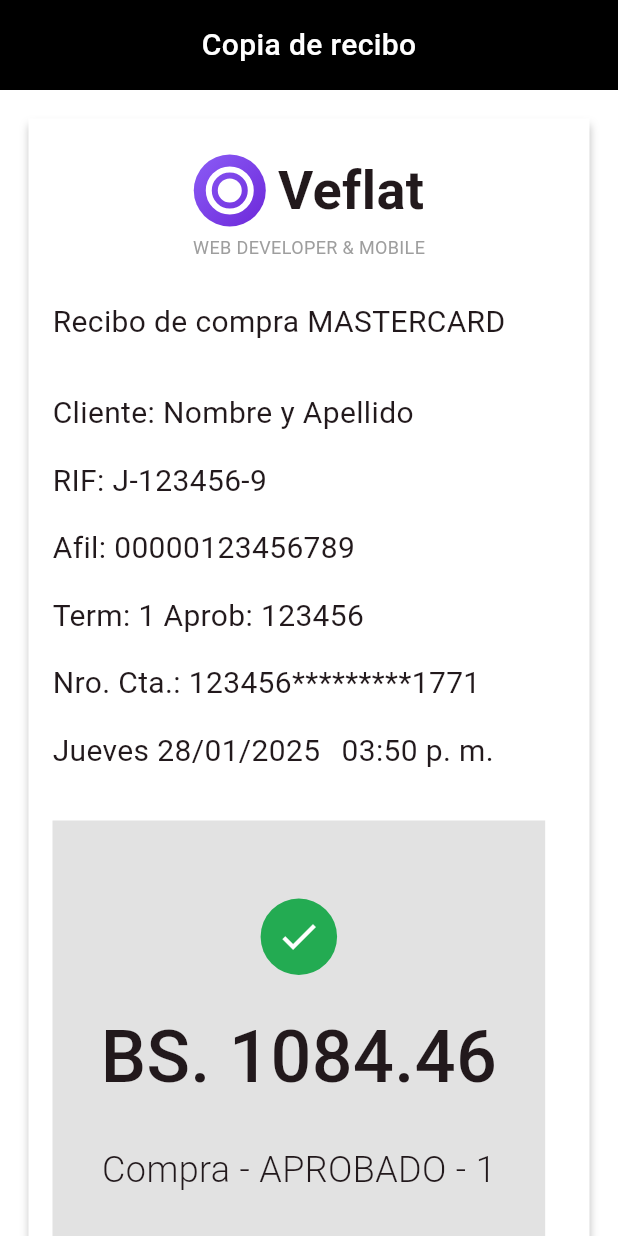
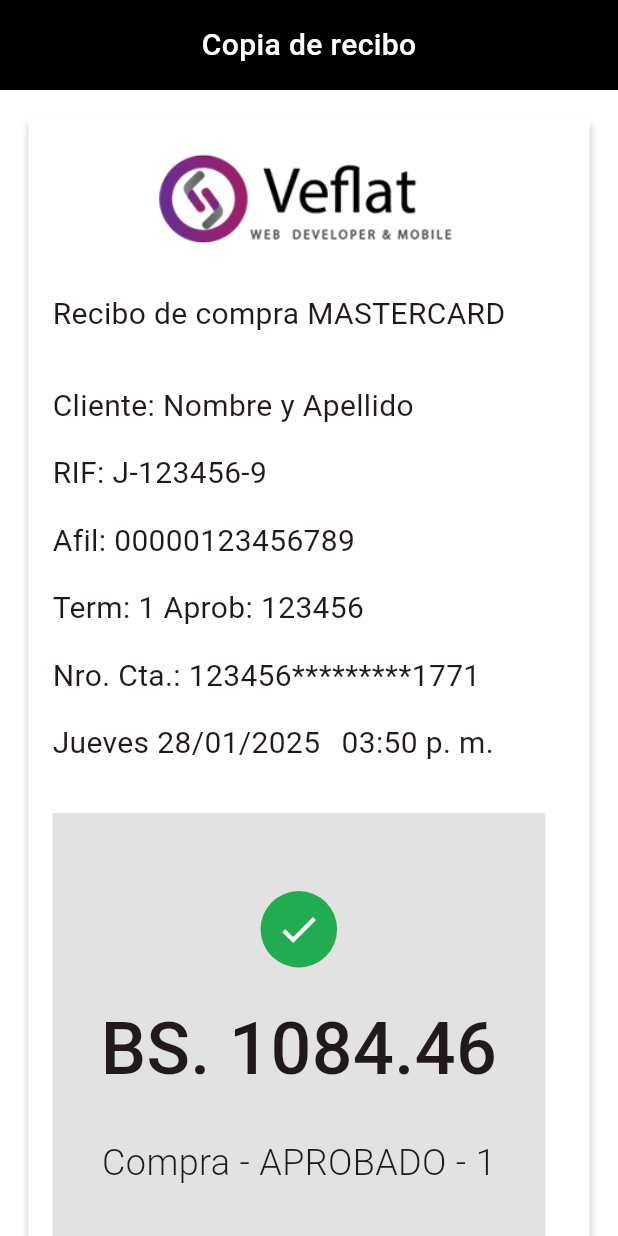
Before and after one commit to jeftounz/fluttconversor, a Flutter app: the ReciboPage screen opened by its route, on a phone screen of 412 x 824 dp. Run offline on Flutter 3.47's test engine with Material 3 defaults, Android fonts, the phone set to English and light mode, and no system bars; our stand-ins replace bloc, dio, equatable, flutter_bloc, get_it, pdf and 2 more; project files that could hold a hidden picture were left out.

Commit message:
we add the only asset

```diff
--- a/lib/features/presentation/widgets/recibo_form.dart
+++ b/lib/features/presentation/widgets/recibo_form.dart
@@ -56,7 +56,6 @@ class _ReciboFormState extends State<ReciboForm> {
   Widget _buildReciboUI(ReciboData data, ReciboState state) {
     return Column(
       children: [
-        // Barra de estado eliminada
         _buildHeader(),
         Expanded(
           child: SingleChildScrollView(
@@ -67,12 +66,6 @@ class _ReciboFormState extends State<ReciboForm> {
       ],
     );
   }
-
-  // Métodos eliminados:
-  // _buildStatusBar()
-  // _buildSignalBars()
-  // _buildWiFiIcon()
-  // _buildBattery()
 
   Widget _buildHeader() {
     return Container(
@@ -131,61 +124,35 @@ class _ReciboFormState extends State<ReciboForm> {
 
   Widget _buildVeflatLogo() {
     return Center(
-      child: SizedBox(
-        width: 254,
-        height: 85,
-        child: Column(
-          mainAxisAlignment: MainAxisAlignment.center,
-          children: [
-            Row(
+      child: Image.asset(
+        'assets/images/peque-veflat.png',
+        width: 200,
+        height: 80,
+        fit: BoxFit.contain,
+        errorBuilder: (
+          BuildContext context,
+          Object error,
+          StackTrace? stackTrace,
+        ) {
+          debugPrint('Error loading image: $error');
+          return Container(
+            width: 200,
+            height: 80,
+            color: Colors.grey[200],
+            child: Column(
               mainAxisAlignment: MainAxisAlignment.center,
               children: [
-                Container(
-                  width: 48,
-                  height: 48,
-                  decoration: const BoxDecoration(
-                    gradient: LinearGradient(
-                      colors: [Color(0xFF8B5CF6), Color(0xFF6D28D9)],
-                      begin: Alignment.topLeft,
-                      end: Alignment.bottomRight,
-                    ),
-                    shape: BoxShape.circle,
-                  ),
-                  child: Center(
-                    child: Container(
-                      width: 32,
-                      height: 32,
-                      decoration: BoxDecoration(
-                        shape: BoxShape.circle,
-                        border: Border.all(color: Colors.white, width: 4),
-                      ),
-                      child: Center(
-                        child: Container(
-                          width: 16,
-                          height: 16,
-                          decoration: const BoxDecoration(
-                            color: Colors.white,
-                            shape: BoxShape.circle,
-                          ),
-                        ),
-                      ),
-                    ),
-                  ),
-                ),
-                const SizedBox(width: 8),
-                const Text(
-                  'Veflat',
-                  style: TextStyle(fontSize: 36, fontWeight: FontWeight.bold),
+                const Icon(Icons.error_outline, color: Colors.red, size: 24),
+                const SizedBox(height: 8),
+                Text(
+                  'No se encontró\npeque-veflat-1.png',
+                  textAlign: TextAlign.center,
+                  style: TextStyle(fontSize: 12, color: Colors.grey[600]),
                 ),
               ],
             ),
-            const SizedBox(height: 4),
-            const Text(
-              'WEB DEVELOPER & MOBILE',
-              style: TextStyle(fontSize: 12, color: Colors.grey),
-            ),
-          ],
-        ),
+          );
+        },
       ),
     );
   }
--- a/pubspec.yaml
+++ b/pubspec.yaml
@@ -32,3 +32,5 @@ dev_dependencies:
 
 flutter:
   uses-material-design: true
+  assets:
+    - assets/images/peque-veflat.png
```
Also changed, not shown: assets/images/peque-veflat 1.svg (deleted), assets/images/peque-veflat.png (added).
